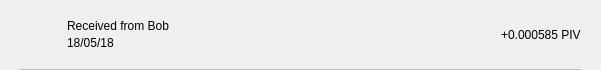
Qt form src/qt/pivx/forms/txrow.ui (afghany/castletmp) before a commit.
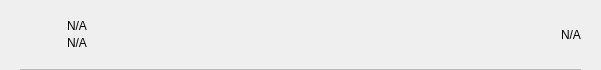
The same form after that commit.

```diff
--- a/src/qt/pivx/forms/txrow.ui
+++ b/src/qt/pivx/forms/txrow.ui
@@ -110,7 +110,7 @@
               <string notr="true"/>
              </property>
              <property name="text">
-              <string>Received from Bob</string>
+              <string notr="true">N/A</string>
              </property>
              <property name="alignment">
               <set>Qt::AlignBottom|Qt::AlignLeading|Qt::AlignLeft</set>
@@ -123,7 +123,7 @@
               <string notr="true"/>
              </property>
              <property name="text">
-              <string>18/05/18</string>
+              <string notr="true">N/A</string>
              </property>
              <property name="alignment">
               <set>Qt::AlignLeading|Qt::AlignLeft|Qt::AlignTop</set>
@@ -138,7 +138,7 @@
             <string notr="true"/>
            </property>
            <property name="text">
-            <string>+0.000585 PIV</string>
+            <string notr="true">N/A</string>
            </property>
           </widget>
          </item>
```
